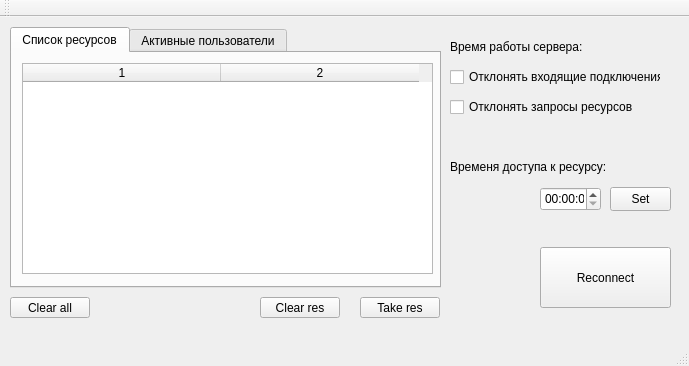
Before: the Qt Designer form mainwindow.ui in touch-my-tralala/test_client, drawn with Qt 5.
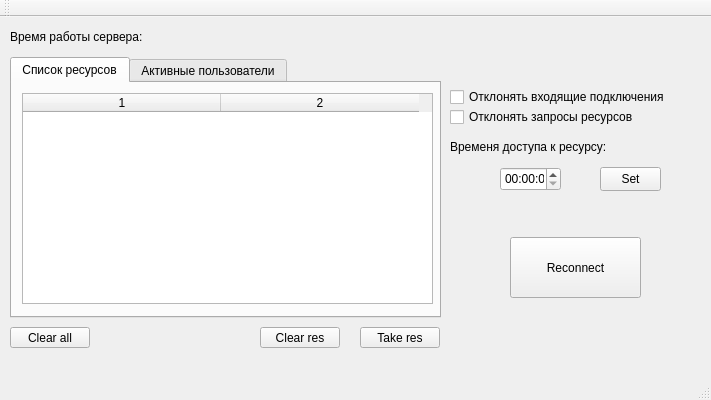
After: the same form once the commit is applied.

Commit message: 1) add btn slots, 2) change insert table contents, 3) add server timer, 4) add busy res timers

```diff
--- a/mainwindow.ui
+++ b/mainwindow.ui
@@ -6,8 +6,8 @@
    <rect>
     <x>0</x>
     <y>0</y>
-    <width>689</width>
-    <height>366</height>
+    <width>711</width>
+    <height>400</height>
    </rect>
   </property>
   <property name="windowTitle">
@@ -18,7 +18,7 @@
     <property name="geometry">
      <rect>
       <x>10</x>
-      <y>280</y>
+      <y>310</y>
       <width>80</width>
       <height>21</height>
      </rect>
@@ -31,7 +31,7 @@
     <property name="geometry">
      <rect>
       <x>360</x>
-      <y>280</y>
+      <y>310</y>
       <width>80</width>
       <height>21</height>
      </rect>
@@ -44,8 +44,8 @@
     <property name="geometry">
      <rect>
       <x>450</x>
-      <y>50</y>
-      <width>211</width>
+      <y>70</y>
+      <width>251</width>
       <height>20</height>
      </rect>
     </property>
@@ -56,8 +56,8 @@
    <widget class="QPushButton" name="setTime_btn">
     <property name="geometry">
      <rect>
-      <x>610</x>
-      <y>170</y>
+      <x>600</x>
+      <y>150</y>
       <width>61</width>
       <height>24</height>
      </rect>
@@ -70,7 +70,7 @@
     <property name="geometry">
      <rect>
       <x>10</x>
-      <y>10</y>
+      <y>40</y>
       <width>431</width>
       <height>261</height>
      </rect>
@@ -143,8 +143,8 @@
     <property name="geometry">
      <rect>
       <x>450</x>
-      <y>80</y>
-      <width>211</width>
+      <y>90</y>
+      <width>251</width>
       <height>20</height>
      </rect>
     </property>
@@ -155,9 +155,9 @@
    <widget class="QLabel" name="label">
     <property name="geometry">
      <rect>
-      <x>450</x>
-      <y>20</y>
-      <width>231</width>
+      <x>10</x>
+      <y>10</y>
+      <width>671</width>
       <height>20</height>
      </rect>
     </property>
@@ -169,7 +169,7 @@
     <property name="geometry">
      <rect>
       <x>450</x>
-      <y>140</y>
+      <y>120</y>
       <width>231</width>
       <height>20</height>
      </rect>
@@ -181,8 +181,8 @@
    <widget class="QTimeEdit" name="timeEdit">
     <property name="geometry">
      <rect>
-      <x>540</x>
-      <y>170</y>
+      <x>500</x>
+      <y>150</y>
       <width>61</width>
       <height>24</height>
      </rect>
@@ -192,7 +192,7 @@
     <property name="geometry">
      <rect>
       <x>260</x>
-      <y>280</y>
+      <y>310</y>
       <width>80</width>
       <height>21</height>
      </rect>
@@ -204,8 +204,8 @@
    <widget class="QPushButton" name="reconnect_btn">
     <property name="geometry">
      <rect>
-      <x>540</x>
-      <y>230</y>
+      <x>510</x>
+      <y>220</y>
       <width>131</width>
       <height>61</height>
      </rect>
```
Left out of the diff: 6 changed lines with no effect on the pictures. The commit also changes 2 other files.
